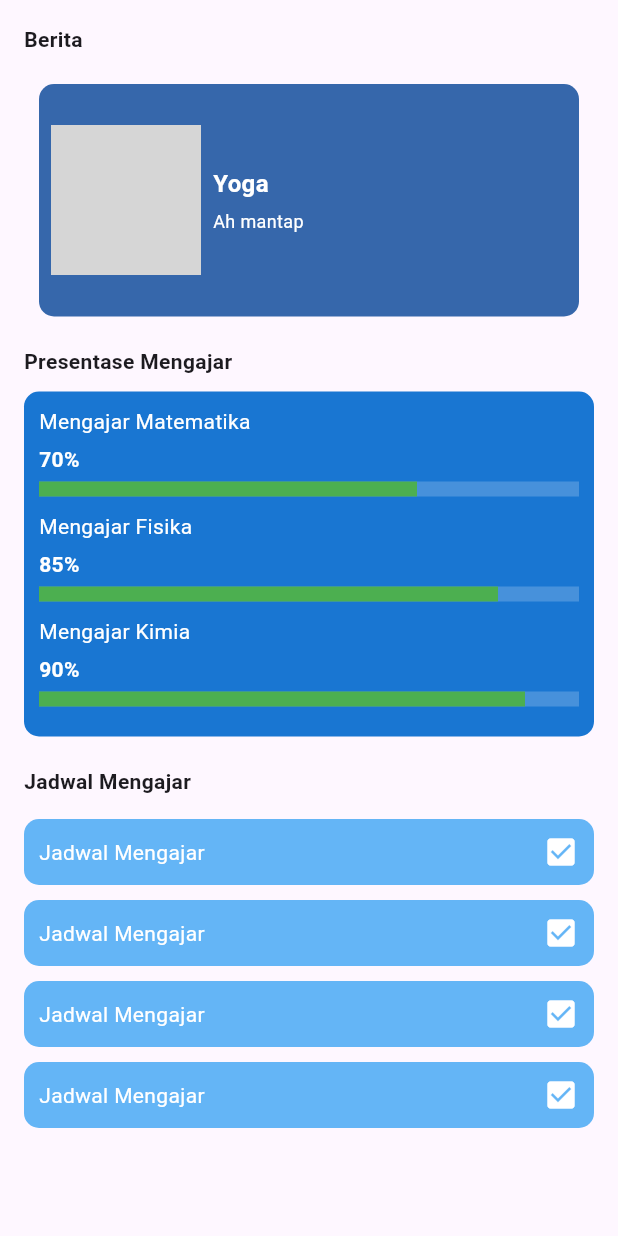
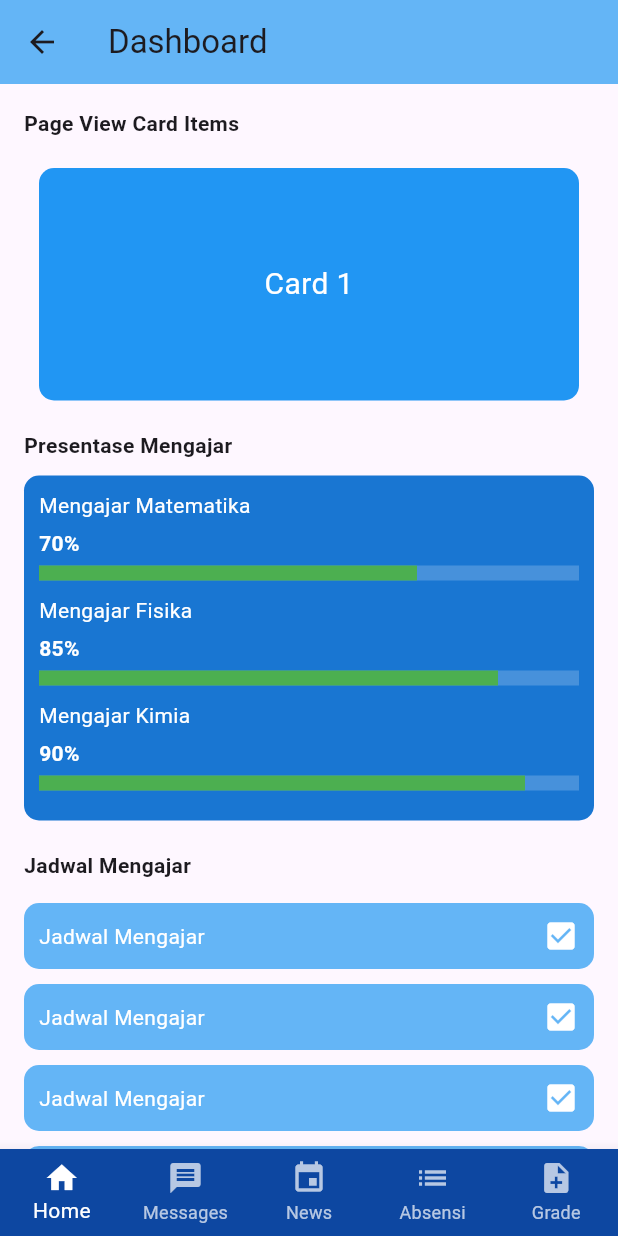
Before and after one commit to scchanz/aplikasi_guru, a Flutter app: the DashboardPage screen opened directly, on a phone screen of 412 x 824 dp. Run offline on Flutter 3.47's test engine with Material 3 defaults, Android fonts, the light colour scheme and no system bars; our stand-ins replace shared_preferences; accounts and stored records are empty; statements that could not run were skipped; grey boxes are pictures that could not be loaded.

Commit message:
Add files via upload

```diff
--- a/lib/guru/guru.dart
+++ b/lib/guru/guru.dart
@@ -1,4 +1,5 @@
-import 'package:aplikasi_ortu/profil.dart'; // Pastikan import halaman profil yang benar
+import 'package:aplikasi_ortu/guru/chatlist_page.dart';
+import 'package:aplikasi_ortu/guru/absensi_page.dart'; // Pastikan AbsensiPage diimpor
 import 'package:flutter/material.dart';
 import 'dart:async';
 
@@ -10,6 +11,7 @@ class DashboardPage extends StatefulWidget {
 class _DashboardPageState extends State<DashboardPage> {
   late PageController _pageController;
   late Timer _timer;
+  int _selectedIndex = 0;
 
   @override
   void initState() {
@@ -32,20 +34,48 @@ class _DashboardPageState extends State<DashboardPage> {
 
   @override
   void dispose() {
-    _timer?.cancel();
+    _timer.cancel();
     _pageController.dispose();
     super.dispose();
   }
 
-  @override
-  Widget build(BuildContext context) {
-    return Scaffold(
-      body: SingleChildScrollView(
+  void _onItemTapped(int index) {
+    setState(() {
+      _selectedIndex = index;
+    });
+    if (index == 1) {
+      Navigator.push(
+        context,
+        MaterialPageRoute(builder: (context) => ChatListPage()),
+      );
+    } else if (index == 3) {
+      Navigator.push(
+        context,
+        MaterialPageRoute(builder: (context) => AbsensiPage()), // Navigasi ke halaman Absensi
+      );
+    }
+  }
+
+  Widget _getSelectedPage() {
+    switch (_selectedIndex) {
+      case 0:
+        return _buildHomePage();
+      case 2:
+        return Center(child: Text('News Page', style: TextStyle(fontSize: 24)));
+      case 4:
+        return Center(child: Text('Grade Page', style: TextStyle(fontSize: 24)));
+      default:
+        return _buildHomePage();
+    }
+  }
+
+  Widget _buildHomePage() {
+    return SingleChildScrollView(
       padding: EdgeInsets.all(16),
       child: Column(
         crossAxisAlignment: CrossAxisAlignment.start,
         children: [
-            Text('Berita',
+          Text('Page View Card Items',
               style: TextStyle(fontWeight: FontWeight.bold)),
           SizedBox(height: 20),
           _buildCardItem(),
@@ -53,21 +83,7 @@ class _DashboardPageState extends State<DashboardPage> {
           Text('Presentase Mengajar',
               style: TextStyle(fontWeight: FontWeight.bold)),
           SizedBox(height: 10),
-            Container(
-              padding: EdgeInsets.all(10),
-              decoration: BoxDecoration(
-                color: Colors.blue[700],
-                borderRadius: BorderRadius.circular(10),
-              ),
-              child: Column(
-                crossAxisAlignment: CrossAxisAlignment.start,
-                children: [
-                  _buildPercentageProgress('Mengajar Matematika', 70),
-                  _buildPercentageProgress('Mengajar Fisika', 85),
-                  _buildPercentageProgress('Mengajar Kimia', 90),
-                ],
-              ),
-            ),
+          _buildTeachingProgress(),
           SizedBox(height: 20),
           Text('Jadwal Mengajar',
               style: TextStyle(fontWeight: FontWeight.bold)),
@@ -77,6 +93,46 @@ class _DashboardPageState extends State<DashboardPage> {
           ),
         ],
       ),
+    );
+  }
+
+  @override
+  Widget build(BuildContext context) {
+    return Scaffold(
+      appBar: AppBar(
+        backgroundColor: Colors.blue[300],
+        title: Text('Dashboard'),
+      ),
+      body: _getSelectedPage(),
+      bottomNavigationBar: BottomNavigationBar(
+        backgroundColor: Colors.blue[900],
+        selectedItemColor: Colors.white,
+        unselectedItemColor: Colors.white70,
+        type: BottomNavigationBarType.fixed,
+        currentIndex: _selectedIndex,
+        onTap: _onItemTapped,
+        items: [
+          BottomNavigationBarItem(
+            icon: Icon(Icons.home),
+            label: 'Home',
+          ),
+          BottomNavigationBarItem(
+            icon: Icon(Icons.message),
+            label: 'Messages',
+          ),
+          BottomNavigationBarItem(
+            icon: Icon(Icons.event),
+            label: 'News',
+          ),
+          BottomNavigationBarItem(
+            icon: Icon(Icons.list),
+            label: 'Absensi',
+          ),
+          BottomNavigationBarItem(
+            icon: Icon(Icons.note_add),
+            label: 'Grade',
+          ),
+        ],
       ),
     );
   }
@@ -93,49 +149,35 @@ class _DashboardPageState extends State<DashboardPage> {
             height: 150,
             margin: EdgeInsets.symmetric(horizontal: 10),
             decoration: BoxDecoration(
-              color: const Color.fromARGB(255, 54, 103, 171),
+              color: Colors.blue,
               borderRadius: BorderRadius.circular(10),
             ),
-            child: Row(
-              children: [
-                Padding(
-                  padding: const EdgeInsets.all(8.0),
-                  child: ClipRRect(
-                    borderRadius: BorderRadius.circular(10),
-                    child: Image.asset(
-                      'assets/images/image.png',
-                      width: 100,
-                      height: 100,
-                      fit: BoxFit.cover,
+            child: Center(
+              child: Text(
+                'Card ${index + 1}',
+                style: TextStyle(color: Colors.white, fontSize: 20),
               ),
-                  ),
-                ),
-                Column(
-                  mainAxisAlignment: MainAxisAlignment.center,
-                  crossAxisAlignment: CrossAxisAlignment.start,
-                  children: [
-                    Text(
-                      'Yoga',
-                      style: TextStyle(
-                        color: Colors.white,
-                        fontWeight: FontWeight.bold,
-                        fontSize: 16,
-                      ),
-                    ),
-                    SizedBox(height: 5),
-                    Text(
-                      'Ah mantap',
-                      style: TextStyle(
-                        color: Colors.white,
-                        fontSize: 12,
-                      ),
-                    ),
-                  ],
-                ),
-              ],
             ),
           );
         },
+      ),
+    );
+  }
+
+  Widget _buildTeachingProgress() {
+    return Container(
+      padding: EdgeInsets.all(10),
+      decoration: BoxDecoration(
+        color: Colors.blue[700],
+        borderRadius: BorderRadius.circular(10),
+      ),
+      child: Column(
+        crossAxisAlignment: CrossAxisAlignment.start,
+        children: [
+          _buildPercentageProgress('Mengajar Matematika', 70),
+          _buildPercentageProgress('Mengajar Fisika', 85),
+          _buildPercentageProgress('Mengajar Kimia', 90),
+        ],
       ),
     );
   }
```
Also changed, not shown: lib/guru/absensi_page.dart (added, +118 -0 lines), lib/guru/chat_page.dart (+137 -0 lines), lib/guru/chatlist_page.dart (added, +135 -0 lines). Lines whose indentation alone changed are shown as unchanged.
